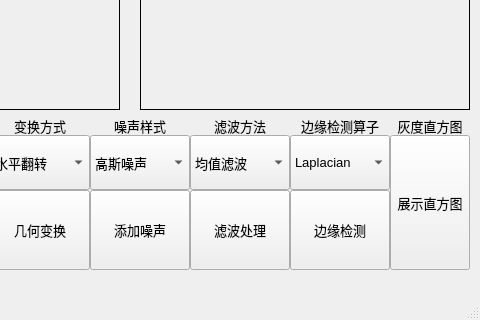
Before: the Qt Designer form MainWindow.ui in Humble-Engineer/Img_processor, drawn with Qt 5; both pictures show x 220 to 700 and y 250 to 570 of the 700 by 570 pixel window.
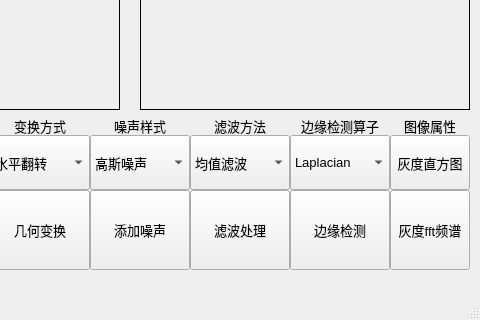
After: the same form once the commit is applied.

Commit message: 添加傅里叶变换频谱显示

The edit to the form file:
```diff
--- a/MainWindow.ui
+++ b/MainWindow.ui
@@ -442,11 +442,11 @@
       <x>610</x>
       <y>385</y>
       <width>80</width>
-      <height>135</height>
+      <height>55</height>
      </rect>
     </property>
     <property name="text">
-     <string>展示直方图</string>
+     <string>灰度直方图</string>
     </property>
    </widget>
    <widget class="QLabel" name="label_8">
@@ -459,12 +459,25 @@
      </rect>
     </property>
     <property name="text">
-     <string>灰度直方图</string>
+     <string>图像属性</string>
     </property>
     <property name="alignment">
      <set>Qt::AlignmentFlag::AlignCenter</set>
     </property>
    </widget>
+   <widget class="QPushButton" name="fft_button">
+    <property name="geometry">
+     <rect>
+      <x>610</x>
+      <y>440</y>
+      <width>80</width>
+      <height>80</height>
+     </rect>
+    </property>
+    <property name="text">
+     <string>灰度fft频谱</string>
+    </property>
+   </widget>
   </widget>
   <widget class="QMenuBar" name="menubar">
    <property name="geometry">
```
The commit also changes 5 other files.
